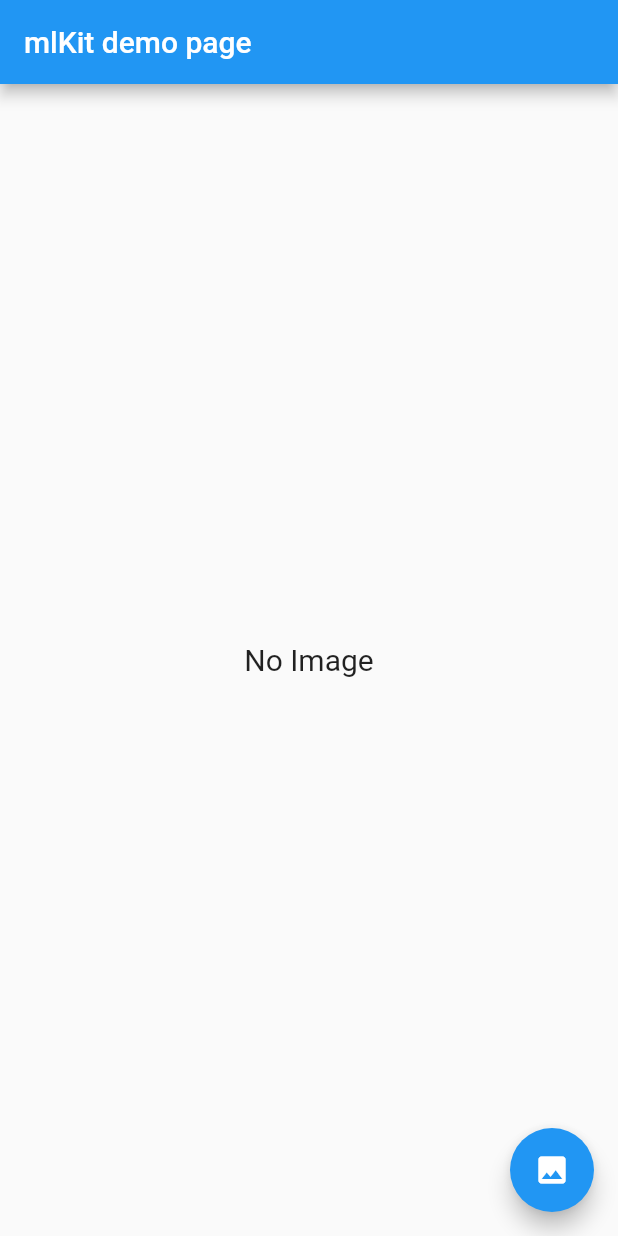
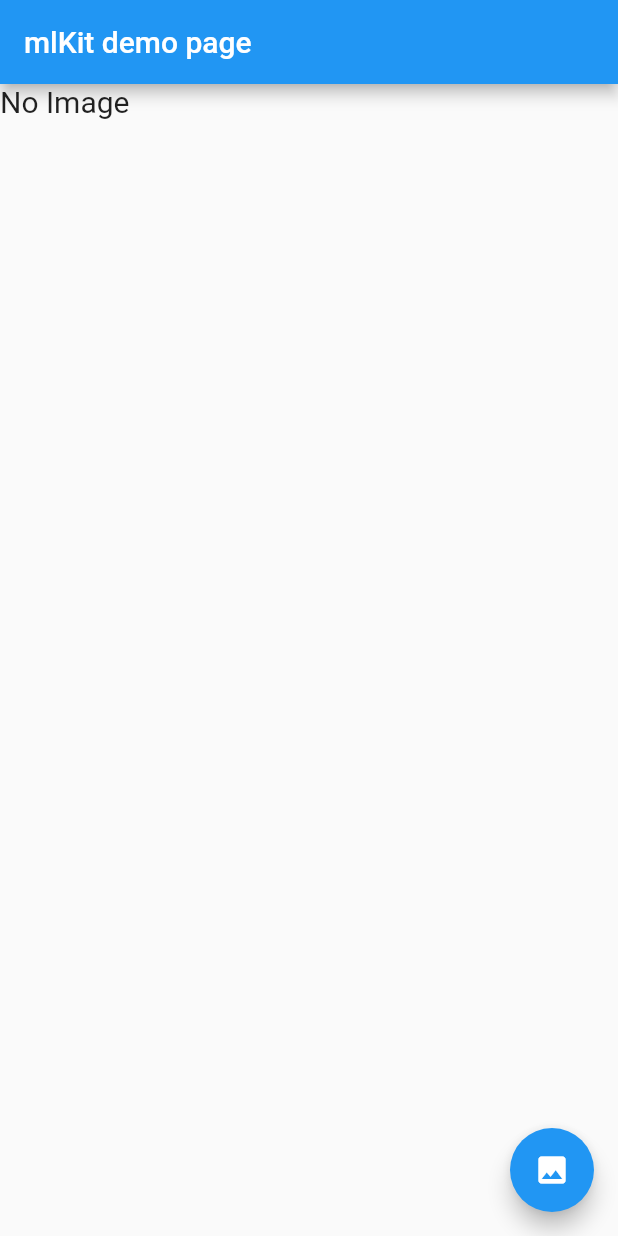
Before and after one commit to JimSeker/flutter, a Flutter app: the screen it shows after launch, on a phone screen of 412 x 824 dp. Run offline on Flutter 3.47's test engine with Material 2 defaults, Android fonts, the phone set to English and light mode, and no system bars; our stand-ins replace battery_plus, cloud_firestore, firebase_auth, firebase_core, flutter_colorpicker, flutter_tts and 6 more; missing offline and left inert: google_mlkit_commons, google_mlkit_face_detection; accounts and stored records are empty.

Commit message:
minor clean up and removed needed packages.

```diff
--- a/mlkit_demo/lib/main.dart
+++ b/mlkit_demo/lib/main.dart
@@ -16,7 +16,7 @@ import 'package:google_mlkit_face_detection/google_mlkit_face_detection.dart';
 /// This example uses bits and pieces of the mlkit example code but for a still frame
 /// also their code is bad style and in places just hacked together.
 ///    I've attempted to clean up the pieces I used.
-/// the coordiantes_translator and face_detector_painter files are not used, but
+/// the coordinates_translator and face_detector_painter files are not used, but
 /// were used as reference.
 
 void main() {
@@ -77,29 +77,16 @@ class _MyHomePageState extends State<MyHomePage> {
         // the App.build method, and use it to set our appbar title.
         title: Text(widget.title),
       ),
-      body: Center(
-        // Center is a layout widget. It takes a single child and positions it
-        // in the middle of the parent.
-        child: Column(
-          mainAxisAlignment: MainAxisAlignment.center,
-          children: <Widget>[
-            //if image null show text
-            photo != null
+      body: photo != null
           ? FittedBox(
               child: SizedBox(
                   width: image?.width.toDouble(),
                   height: image?.height.toDouble(),
                   child: CustomPaint(
-                            painter: FacePainter(
-                                image: image!,
-                                faces: faces
-                                ))))
+                      painter: FacePainter(image: image!, faces: faces))))
           : const Text(
               "No Image",
               style: TextStyle(fontSize: 20),
-                  )
-          ],
-        ),
             ),
       floatingActionButton: FloatingActionButton(
         onPressed: getPhoto,
@@ -112,7 +99,6 @@ class _MyHomePageState extends State<MyHomePage> {
   void getPhoto() {
     //so dumb set of casts.
     // source: ImageSource.gallery to pick a photo.   pickVideo( ... ) to change to videos.
-
     _picker.pickImage(source: ImageSource.camera).then((value) async {
       //retruns an Xfile?  we need a file
       photo = value;
@@ -135,8 +121,7 @@ class _MyHomePageState extends State<MyHomePage> {
 }
 
 class FacePainter extends CustomPainter {
-  FacePainter(
-      {required this.image, required this.faces});
+  FacePainter({required this.image, required this.faces});
 
   ui.Image image;
   List<Face> faces;
--- a/mlkit_demo/pubspec.yaml
+++ b/mlkit_demo/pubspec.yaml
@@ -31,7 +31,8 @@ dependencies:
   flutter:
     sdk: flutter
   image_picker: ^0.8.7
-  google_ml_kit: ^0.13.0
+#  google_ml_kit: ^0.13.0
+  google_mlkit_face_detection: ^0.5.0
   path_provider: ^2.0.13
 
   # The following adds the Cupertino Icons font to your application.
```
Also changed, not shown: mlkit_demo/pubspec.lock. Lines whose indentation alone changed are shown as unchanged.
